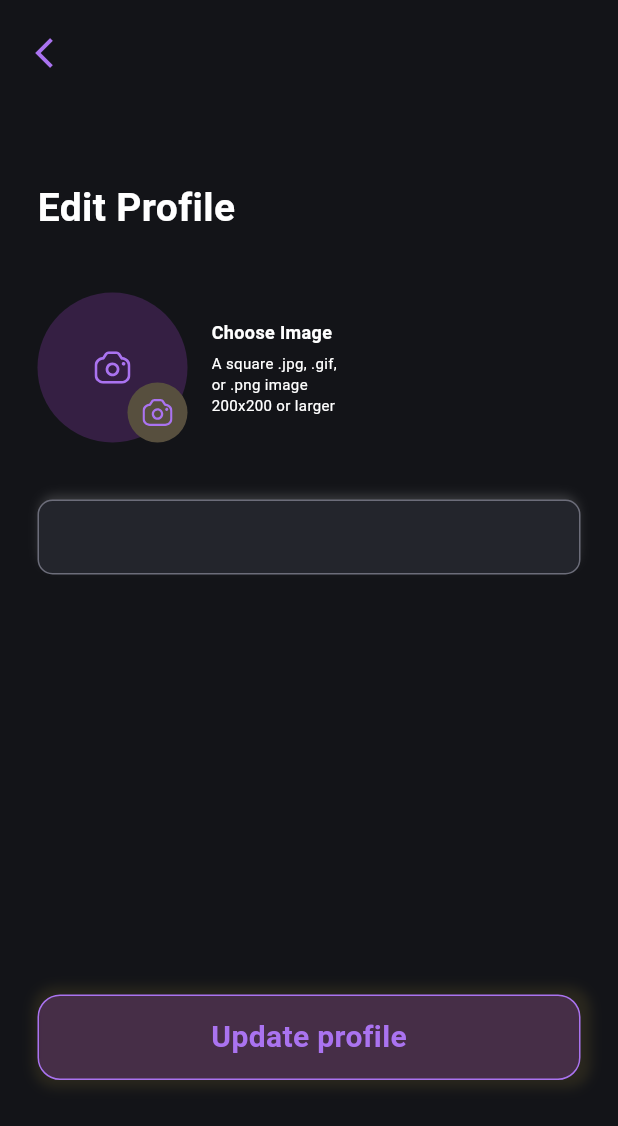
After one commit to joaoygo/loomi_player, a Flutter app: the EditProfilePage screen opened by its route, on a phone screen of 412 x 824 dp. The commit adds this screen. Shown: the top 1126 px of the screen. Run offline on Flutter 3.47's test engine with Material 3 defaults, Android fonts, the phone set to English and light mode, and no system bars; our stand-ins replace cloud_firestore, dartz, dio, firebase_auth, flutter_image_compress, flutter_mobx and 10 more; accounts and stored records are empty; generated files the repository leaves out were written again; network calls fail.

Commit message:
[FEAT] Create Edit Profile page

```diff
--- a/lib/core/constants/app_colors.dart
+++ b/lib/core/constants/app_colors.dart
@@ -12,4 +12,5 @@ class AppColors {
   static const Color backgroundInput = Color.fromRGBO(35, 37, 44, 1);
   static const Color backgroundCardColor = Color.fromRGBO(51, 51, 63, 0.9);
   static const Color borderDivider = Color.fromRGBO(108, 109, 122, 0.2);
+  static const Color backgroundColorIconPhoto = Color.fromRGBO(87, 79, 62, 1);
 }
--- a/lib/core/di/di.dart
+++ b/lib/core/di/di.dart
@@ -12,6 +12,7 @@ import 'package:loomi_player/domain/repositories/video_repository.dart';
 import 'package:loomi_player/domain/usecases/change_password_usecases.dart';
 import 'package:loomi_player/domain/usecases/clear_user_usecase.dart';
 import 'package:loomi_player/domain/usecases/delete_user_firestore_usecase.dart';
+import 'package:loomi_player/domain/usecases/get_type_account_usecases.dart';
 import 'package:loomi_player/domain/usecases/get_user_firestore_usecase.dart';
 import 'package:loomi_player/domain/usecases/get_user_id_shared_preferences_usecase.dart';
 import 'package:loomi_player/domain/usecases/get_videos_usecase.dart';
@@ -23,6 +24,7 @@ import 'package:loomi_player/domain/usecases/reset_password_usecase.dart';
 import 'package:loomi_player/domain/usecases/save_user_firestore_usecase.dart.dart';
 import 'package:loomi_player/domain/usecases/save_user_id_shared_preferences_usecase.dart';
 import 'package:loomi_player/presentation/stores/change_password_store.dart';
+import 'package:loomi_player/presentation/stores/edit_profile_store.dart';
 import 'package:loomi_player/presentation/stores/forgot_password_store.dart';
 import 'package:loomi_player/presentation/stores/home_store.dart';
 import 'package:loomi_player/presentation/stores/login_store.dart';
@@ -102,6 +104,8 @@ Future<void> setupDI() async {
       () => ResetPasswordUsecase(getIt<AuthRepositoryImpl>()));
   getIt.registerLazySingleton<ChangePasswordUsecases>(
       () => ChangePasswordUsecases(getIt<AuthRepositoryImpl>()));
+  getIt.registerLazySingleton<GetTypeAccountUsecases>(
+      () => GetTypeAccountUsecases(getIt<AuthRepositoryImpl>()));
 
   // Stores
   getIt.registerLazySingleton<LoginStore>(() => LoginStore());
@@ -118,4 +122,5 @@ Future<void> setupDI() async {
   getIt.registerLazySingleton<ChangePasswordStore>(
     () => ChangePasswordStore(),
   );
+  getIt.registerLazySingleton<EditProfileStore>(() => EditProfileStore());
 }
--- a/lib/data/repositories/auth_repository_impl.dart
+++ b/lib/data/repositories/auth_repository_impl.dart
@@ -37,4 +37,9 @@ class AuthRepositoryImpl implements AuthRepository {
       String email, String currentPassword, String newPassword) {
     return _authService.updatePassword(email, currentPassword, newPassword);
   }
+
+  @override
+  Future<bool> typeAccount() {
+    return _authService.typeAccount();
+  }
 }
--- a/lib/domain/repositories/auth_repository.dart
+++ b/lib/domain/repositories/auth_repository.dart
@@ -7,5 +7,6 @@ abstract class AuthRepository {
   Future<User?> createUser(String email, String password);
   Future<bool> updatePassword(
       String email, String currentPassword, String newPassword);
+  Future<bool> typeAccount();
   Future<void> signOut();
 }
--- a/lib/main.dart
+++ b/lib/main.dart
@@ -3,6 +3,7 @@ import 'package:flutter/material.dart';
 import 'package:loomi_player/core/di/di.dart';
 import 'package:loomi_player/domain/entities/video_entity.dart';
 import 'package:loomi_player/presentation/pages/change_password_page.dart';
+import 'package:loomi_player/presentation/pages/edit_profile_page.dart';
 import 'package:loomi_player/presentation/pages/forgot_password_page.dart';
 import 'package:loomi_player/presentation/pages/home_page.dart';
 import 'package:loomi_player/presentation/pages/instruction_send_page.dart';
@@ -41,6 +42,7 @@ class MyApp extends StatelessWidget {
         },
         '/profile': (context) => ProfilePage(),
         '/change-password': (context) => ChangePasswordPage(),
+        '/edit-profile': (context) => EditProfilePage(),
         '/': (context) => HomePage(),
       },
     );
--- /dev/null
+++ b/lib/presentation/pages/edit_profile_page.dart
@@ -0,0 +1,170 @@
+import 'package:flutter/material.dart';
+import 'package:flutter_mobx/flutter_mobx.dart';
+import 'package:flutter_svg/flutter_svg.dart';
+import 'package:get_it/get_it.dart';
+import 'package:loomi_player/core/constants/app_colors.dart';
+import 'package:loomi_player/core/constants/assets_constants.dart';
+import 'package:loomi_player/presentation/stores/edit_profile_store.dart';
+import 'package:loomi_player/presentation/widgets/primary_button.dart';
+import 'package:loomi_player/presentation/widgets/primary_input_text.dart';
+import 'package:loomi_player/presentation/widgets/profile_image_picker.dart';
+
+class EditProfilePage extends StatefulWidget {
+  const EditProfilePage({super.key});
+
+  @override
+  State<EditProfilePage> createState() => _EditProfilePageState();
+}
+
+class _EditProfilePageState extends State<EditProfilePage> {
+  final EditProfileStore _editProfileStore = GetIt.I<EditProfileStore>();
+
+  final TextEditingController _nameController = TextEditingController();
+
+  @override
+  void initState() {
+    super.initState();
+    _editProfileStore.getUser();
+  }
+
+  @override
+  void dispose() {
+    _nameController.dispose();
+    super.dispose();
+  }
+
+  @override
+  Widget build(BuildContext context) {
+    return Scaffold(
+      backgroundColor: AppColors.backgroundColor,
+      appBar: AppBar(
+        backgroundColor: Colors.transparent,
+        leading: Padding(
+          padding: const EdgeInsets.only(left: 15, top: 15),
+          child: IconButton(
+            icon: Icon(Icons.arrow_back_ios, color: AppColors.primaryColor),
+            onPressed: () {
+              Navigator.pop(context);
+            },
+          ),
+        ),
+      ),
+      body: Observer(builder: (_) {
+        return SafeArea(
+            child: Center(
+          child: SingleChildScrollView(
+              child: Column(
+            mainAxisAlignment: MainAxisAlignment.center,
+            children: [
+              Padding(
+                padding: const EdgeInsets.only(top: 20, left: 25),
+                child: Align(
+                  alignment: Alignment.centerLeft,
+                  child: Text('Edit Profile',
+                      style: TextStyle(
+                        color: Colors.white,
+                        fontSize: 26,
+                        fontWeight: FontWeight.w700,
+                      )),
+                ),
+              ),
+              Padding(
+                padding: const EdgeInsets.only(top: 38, left: 25, bottom: 38),
+                child: Row(
+                  mainAxisAlignment: MainAxisAlignment.start,
+                  children: [
+                    Stack(
+                      alignment: Alignment.bottomLeft,
+                      children: [
+                        ProfileImagePicker(
+                          onImagePicked: (imageFile) =>
+                              _editProfileStore.onImagePicked(imageFile),
+                          radius: 50,
+                          initialImage: _editProfileStore.profileImageFile,
+                        ),
+                        Positioned(
+                          bottom: 0,
+                          right: 0,
+                          child: Container(
+                            width: 40,
+                            height: 40,
+                            decoration: BoxDecoration(
+                              color: AppColors.backgroundColorIconPhoto,
+                              shape: BoxShape.circle,
+                            ),
+                            child: Center(
+                              child: SvgPicture.asset(
+                                AssetsConstants.cameraIcon,
+                                width: 20,
+                                height: 20,
+                              ),
+                            ),
+                          ),
+                        ),
+                      ],
+                    ),
+                    SizedBox(width: 16),
+                    Column(
+                      crossAxisAlignment: CrossAxisAlignment.start,
+                      children: [
+                        Text('Choose Image',
+                            style: TextStyle(
+                              color: Colors.white,
+                              fontSize: 12,
+                              fontWeight: FontWeight.w700,
+                            )),
+                        SizedBox(height: 5),
+                        SizedBox(
+                            width: 91,
+                            child: Text(
+                              'A square .jpg, .gif, or .png image 200x200 or larger',
+                              textAlign: TextAlign.start,
+                              style: TextStyle(
+                                  color: Colors.white,
+                                  fontSize: 10,
+                                  fontWeight: FontWeight.w400),
+                            )),
+                      ],
+                    ),
+                  ],
+                ),
+              ),
+              Padding(
+                padding: const EdgeInsets.symmetric(horizontal: 25),
+                child: PrimaryInputText(
+                    controller: _nameController,
+                    hintText: _editProfileStore.userName),
+              ),
+              SizedBox(height: 280),
+              Padding(
+                padding: const EdgeInsets.symmetric(horizontal: 25),
+                child: PrimaryButton(
+                    ontap: () async {
+                      final success = await _editProfileStore.updateProfile();
+                      if (success && context.mounted) {
+                        const snackBar = SnackBar(
+                          content: Text('Profile updated successfully!'),
+                          backgroundColor: Colors.green,
+                        );
+                        ScaffoldMessenger.of(context).showSnackBar(snackBar);
+                        Navigator.pop(context);
+                      }
+
+                      if (!success && context.mounted) {
+                        const snackBar = SnackBar(
+                          content: Text('Error updating profile!'),
+                          backgroundColor: Colors.red,
+                        );
+                        ScaffoldMessenger.of(context).showSnackBar(snackBar);
+                      }
+                    },
+                    text: 'Update profile'),
+              ),
+              SizedBox(height: 60),
+            ],
+          )),
+        ));
+      }),
+    );
+  }
+}
--- a/lib/presentation/widgets/profile_image_picker.dart
+++ b/lib/presentation/widgets/profile_image_picker.dart
@@ -5,13 +5,18 @@ import 'package:image_picker/image_picker.dart';
 import 'package:flutter_image_compress/flutter_image_compress.dart';
 import 'package:loomi_player/core/constants/app_colors.dart';
 import 'package:loomi_player/core/constants/assets_constants.dart';
+import 'package:path_provider/path_provider.dart';
 
 class ProfileImagePicker extends StatefulWidget {
   final Function(File) onImagePicked;
+  final double? radius;
+  final File? initialImage;
 
   const ProfileImagePicker({
     super.key,
     required this.onImagePicked,
+    this.radius,
+    this.initialImage,
   });
 
   @override
@@ -22,6 +27,12 @@ class _ProfileImagePickerState extends State<ProfileImagePicker> {
   File? _image;
 
   final ImagePicker _picker = ImagePicker();
+
+  @override
+  void initState() {
+    super.initState();
+    _image = widget.initialImage;
+  }
 
   Future<void> _pickImage(ImageSource source) async {
     final XFile? pickedFile = await _picker.pickImage(source: source);
@@ -35,13 +46,24 @@ class _ProfileImagePickerState extends State<ProfileImagePicker> {
   }
 
   Future<File> _compressImage(File image) async {
+    // Obtém o diretório de documentos da aplicação
+    final dir = await getApplicationDocumentsDirectory();
+    // Define o caminho para onde a imagem será salva
+    final targetPath =
+        '${dir.path}/${DateTime.now().millisecondsSinceEpoch}.jpg';
+
+    // Comprime a imagem e salva no diretório especificado
     final result = await FlutterImageCompress.compressWithFile(
       image.path,
       minWidth: 500,
       minHeight: 500,
       quality: 80,
+      rotate: 180,
+      format: CompressFormat.jpeg,
     );
-    return File(image.path)..writeAsBytesSync(result!);
+
+    // Retorna o arquivo comprimido
+    return File(targetPath)..writeAsBytesSync(result!);
   }
 
   @override
@@ -174,7 +196,7 @@ class _ProfileImagePickerState extends State<ProfileImagePicker> {
         height: 100,
         decoration: BoxDecoration(
           color: Color.fromRGBO(188, 76, 241, 0.2),
-          borderRadius: BorderRadius.circular(20),
+          borderRadius: BorderRadius.circular(widget.radius ?? 20),
           image: _image != null
               ? DecorationImage(
                   image: FileImage(_image!),
--- a/pubspec.yaml
+++ b/pubspec.yaml
@@ -54,6 +54,7 @@ dependencies:
   share_plus: ^10.1.4
   cloud_firestore: ^5.6.1
   permission_handler: ^11.3.1
+  path_provider: ^2.1.5
 
 dev_dependencies:
   flutter_test:
```
Also changed, not shown: lib/core/services/auth_service.dart (+10 -0 lines), lib/domain/usecases/get_type_account_usecases.dart (added, +9 -0 lines), lib/presentation/pages/profile_page.dart (+22 -19 lines), lib/presentation/stores/edit_profile_store.dart (added, +93 -0 lines), lib/presentation/stores/profile_store.dart (+19 -4 lines), lib/presentation/stores/edit_profile_store.g.dart (added), lib/presentation/stores/profile_store.g.dart, pubspec.lock.
